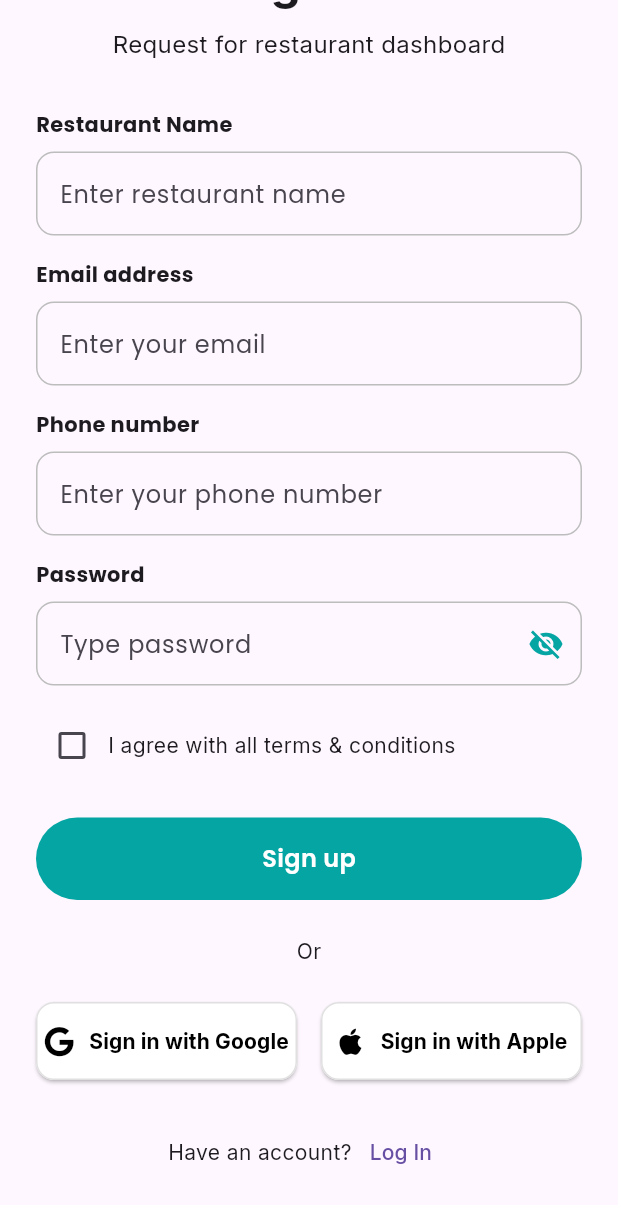
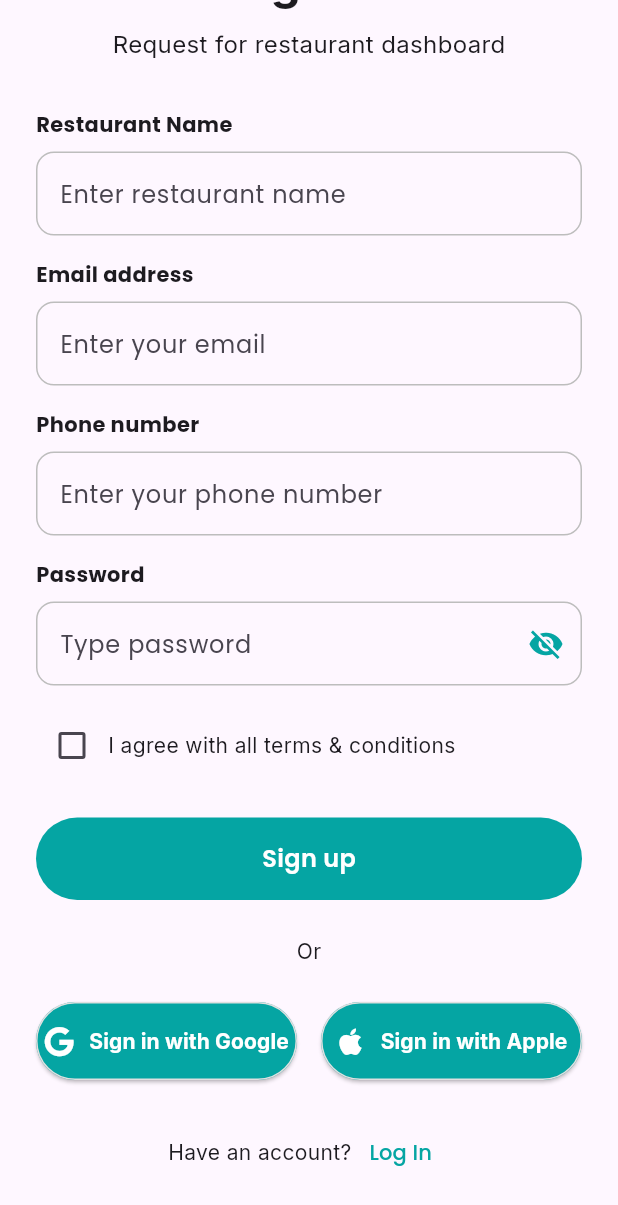
Before and after one commit to IstiakPolok/gastcallde, a Flutter app: the signScreen screen opened directly, scrolled down 268 dp, on a phone screen of 412 x 824 dp. Shown: the top 1205 px of the screen. Run offline on Flutter 3.47's test engine with Material 3 defaults, Android fonts, the phone set to English and light mode, and no system bars; our stand-ins replace flutter_easyloading, flutter_screenutil, font_awesome_flutter, get, google_fonts, pin_input_text_field and 2 more; accounts and stored records are empty.

Commit message:
sign up , logiin

```diff
--- a/lib/feature/auth/signUp/screens/signScreen.dart
+++ b/lib/feature/auth/signUp/screens/signScreen.dart
@@ -1,5 +1,6 @@
 import 'package:flutter/material.dart';
 import 'package:gastcallde/core/global_widegts/custom_button.dart';
+import 'package:gastcallde/feature/auth/login/screens/loginScreen.dart';
 import 'package:get/get.dart';
 import 'package:google_fonts/google_fonts.dart';
 import '../../../../core/const/app_colors.dart';
@@ -82,7 +83,7 @@ class signScreen extends StatelessWidget {
                     focusedBorder: OutlineInputBorder(
                       borderRadius: BorderRadius.circular(12),
                       borderSide: BorderSide(
-                        color: Colors.red,
+                        color: AppColors.primaryColor,
                         width: 2,
                       ), // Active color
                     ),
@@ -156,8 +157,13 @@ class signScreen extends StatelessWidget {
                 children: [
                   Text('Have an account?', style: GoogleFonts.inter()),
                   TextButton(
-                    onPressed: () {},
-                    child: Text('Log In', style: GoogleFonts.inter()),
+                    onPressed: () {
+                      Get.to(LoginScreen());
+                    },
+                    child: Text(
+                      'Log In',
+                      style: TextStyle(color: AppColors.primaryColor),
+                    ),
                   ),
                 ],
               ),
@@ -194,7 +200,7 @@ class signScreen extends StatelessWidget {
             focusedBorder: OutlineInputBorder(
               borderRadius: BorderRadius.circular(12),
               borderSide: BorderSide(
-                color: Colors.red,
+                color: AppColors.primaryColor,
                 width: 2,
               ), // Active color
             ),
@@ -213,18 +219,18 @@ class signScreen extends StatelessWidget {
     return ElevatedButton(
       onPressed: onPressed,
       style: ElevatedButton.styleFrom(
-        foregroundColor: Colors.black,
-        backgroundColor: Colors.white,
+        foregroundColor: Colors.white,
+        backgroundColor: AppColors.primaryColor,
         padding: const EdgeInsets.symmetric(vertical: 16),
         shape: RoundedRectangleBorder(
-          borderRadius: BorderRadius.circular(12),
+          borderRadius: BorderRadius.circular(30),
           side: BorderSide(color: Colors.grey.shade300),
         ),
       ),
       child: Row(
         mainAxisAlignment: MainAxisAlignment.center,
         children: [
-          Icon(icon, color: Colors.black, size: 20),
+          Icon(icon, color: Colors.white, size: 20),
           const SizedBox(width: 10),
           Text(text, style: GoogleFonts.inter(fontWeight: FontWeight.bold)),
         ],
```
